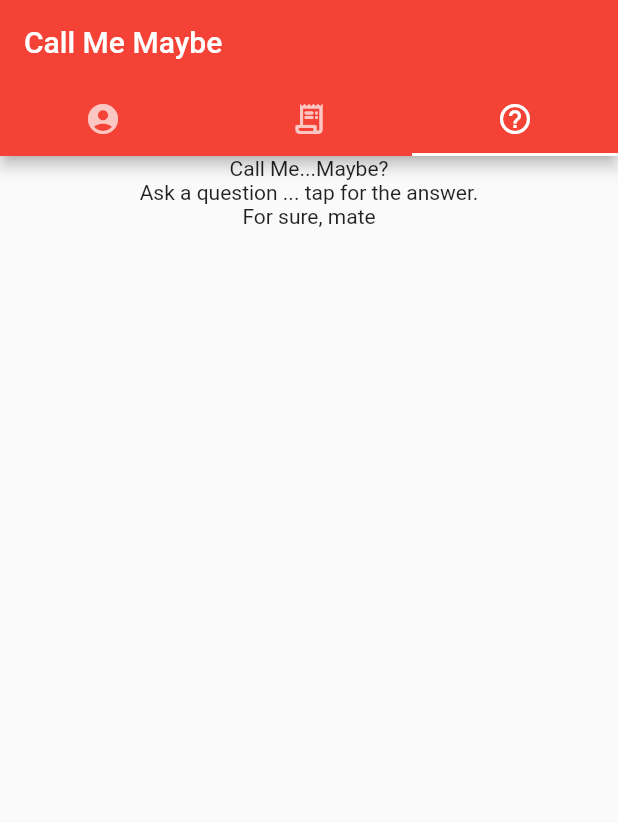
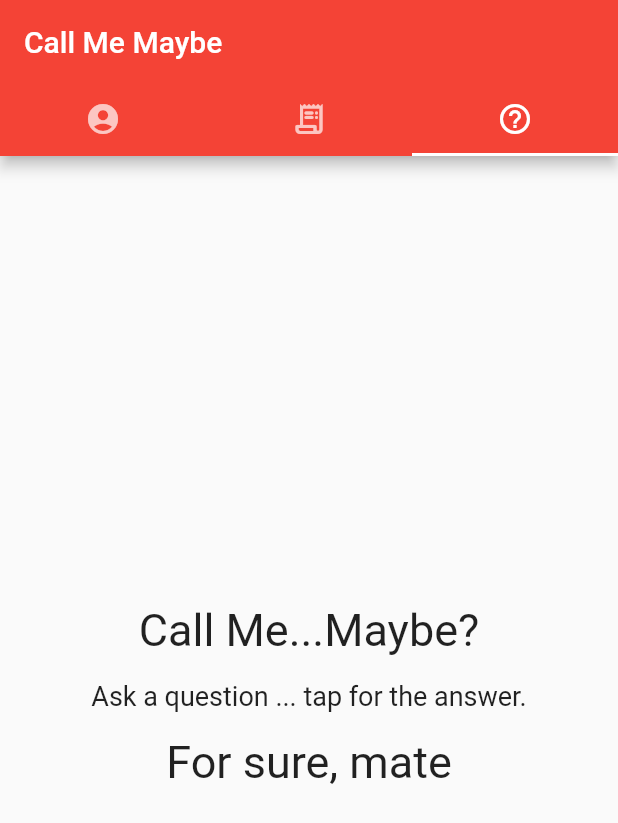
Before and after one commit to stuttskl/call_me_maybe, a Flutter app: the screen it shows after launch, tab 3 chosen, after a tap on "Ask a question ... tap for the answer.", on a phone screen of 412 x 824 dp. Shown: the top 823 px of the screen. Run offline on Flutter 3.47's test engine with Material 2 defaults, Android fonts, the phone set to English and light mode, and no system bars.

Commit message:
fixed bottom pixel overflow on bizcard screen

```diff
--- a/lib/components/biz_card.dart
+++ b/lib/components/biz_card.dart
@@ -4,8 +4,8 @@ import 'contact_card.dart';
 class BusinessCard extends StatelessWidget {
   @override
   Widget build(BuildContext context) {
-    return Padding(
-      padding: EdgeInsets.all(16.0),
+    return SafeArea(
+      left: true, right: true, top: true, bottom: true,
       child: ContactCard(
         img: 'assests/kendall.jpg',
         name: 'Kendall Roy',
--- a/lib/components/contact_card.dart
+++ b/lib/components/contact_card.dart
@@ -1,56 +1,72 @@
 import 'package:flutter/material.dart';
 import 'contact_info.dart';
-import 'button.dart';
 import 'text_button.dart';
+import 'package:url_launcher/url_launcher.dart';
+
 class ContactCard extends StatelessWidget {
-  const ContactCard({
-    Key key,
+  const ContactCard(
+    {Key key,
     this.img,
     this.name,
     this.title,
     this.company,
     this.phone,
     this.website,
-    this.email
-  }) : super(key: key);
+    this.email})
+    : super(key: key);
 
   final String name, img, title, company, phone, website, email;
 
   @override
   Widget build(BuildContext context) {
-    return Column(children: [
-      // ButtonDemo(),
+    return Column(
+      mainAxisAlignment: MainAxisAlignment.center,
+      children: [
       Image.asset(
         this.img,
-        width: 150,
-        height: 150,
+        width: 100,
+        height: 100,
       ),
       Text(this.name, style: Theme.of(context).textTheme.headline5),
-      ContactInfo( contact: this.title),
+      ContactInfo(contact: this.title),
       ContactInfo(contact: this.company),
-      ContactInfo(contact: this.phone),
-      Padding(
-        padding: EdgeInsets.all(8.0),
-        child: Row(
+      TextButton(
+        child: Text(this.phone),
+        onPressed: _launchPhone),
+        Row(
           mainAxisAlignment: MainAxisAlignment.spaceEvenly,
           children: [
-            Padding(
-              padding: EdgeInsets.all(8.0),
-              child: Column(children: [
-                TextLink(text: this.website, link: 'https://www.imdb.com/title/tt7660850/'),
+            Column(
+              children: [
+                TextButton(
+                  child: Text(this.website), onPressed: _launchWebsite),
+              ],
+            ),
+            Column(
+                children: [
+                  ContactInfo(contact: this.email),
                 ],
               )
-            ),
-            Padding(
-              padding: EdgeInsets.all(8.0),
-              child: Column(children: [
-                TextLink(text: this.email, link: 'https://www.google.com'),
-                ],
-              )
-            ),
           ],
         ),
-      )
     ]);
   }
 }
+
+_launchWebsite() async {
+  const url = 'https://www.imdb.com/title/tt7660850/';
+  if (await canLaunch(url)) {
+    await launch(url);
+  } else {
+    throw 'Could not launch';
+  }
+}
+
+_launchPhone() async {
+  final Uri _phoneLaunchUri = Uri(scheme: 'sms', path: ':2062902755');
+  if (await canLaunch(_phoneLaunchUri.toString())) {
+    await launch(_phoneLaunchUri.toString());
+  } else {
+    throw 'Could not launch phone';
+  }
+}
--- a/lib/components/magic_8ball_answer.dart
+++ b/lib/components/magic_8ball_answer.dart
@@ -13,13 +13,16 @@ class _AnswerState extends State<Answer> {
     return Scaffold(
       body: Center(
         child: Column(
+          mainAxisAlignment: MainAxisAlignment.center,
           children: [
-            Container(child: Text('Call Me...Maybe?')),
+            Container(
+              padding: EdgeInsets.all(16.0),
+              child: Text('Call Me...Maybe?', style: TextStyle(fontSize: 30))),
             GestureDetector(
               onTap: () => changeText(),
-              child: Text('Ask a question ... tap for the answer.')
+              child: Text('Ask a question ... tap for the answer.', style: TextStyle(fontSize: 18))
             ),
-            Container(child: Text('$placeholder')),
+            Container(padding: EdgeInsets.all(16.0), child: Text('$placeholder', style: TextStyle(fontSize: 30))),
           ],
         ),
       )
--- a/lib/components/text_button.dart
+++ b/lib/components/text_button.dart
@@ -1,18 +1,24 @@
 import 'package:flutter/material.dart';
 import 'package:url_launcher/url_launcher.dart';
 
-class TextLink extends StatelessWidget {
-  final String text;
-  final String link;
+// class TextLink extends StatelessWidget {
+//   final String text;
+//   // final Uri link;
+//   final String link;
 
-  const TextLink({Key key, this.text, this.link}) : super(key: key);
+//   const TextLink({Key key, this.text, this.link}) : super(key: key);
 
-  @override
-  Widget build(BuildContext context) {
-    return TextButton(onPressed: _launchURL(this.link), child: Text('$text'));
-  }
-}
+//   @override
+//   Widget build(BuildContext context) {
+//     return TextButton(onPressed: _launchURL, child: Text('$text'));
+//   }
+// }
 
-_launchURL(link) {
-  print("yo");
-}
+// _launchURL() async {
+//   const url = 'https://flutter.dev';
+//   if (await canLaunch(url)) {
+//     await launch(url);
+//   } else {
+//     throw 'Could not launch';
+//   }
+// }
--- a/lib/screens/biz_card_screen.dart
+++ b/lib/screens/biz_card_screen.dart
@@ -1,19 +1,21 @@
 import 'package:flutter/material.dart';
 import '../components/biz_card.dart';
-import '../components/button.dart';
 
 class BusinessCardScreen extends StatelessWidget {
   @override
   Widget build(BuildContext context) {
     return Container(
-      child: Padding(
-        padding: EdgeInsets.all(16.0),
+      child: SafeArea(
+        left: true,
+        top: true,
+        right: true,
+        bottom: true,
         child: Row(
           mainAxisAlignment: MainAxisAlignment.center,
           children: [
             BusinessCard(),
           ],
-        )
+          )
       )
     );
   }
--- a/lib/screens/question_screen.dart
+++ b/lib/screens/question_screen.dart
@@ -6,24 +6,11 @@ class QuestionScreen extends StatelessWidget {
   @override
   Widget build(BuildContext context) {
     return Container(
-      // padding: EdgeInsets.all(16.0),
+      padding: EdgeInsets.all(16.0),
       child:
         Center(
           child: Answer(),
         )
     );
-    // return Container(
-    //   child: Column(
-    //     children: [
-    //       Row(
-    //         children: [
-    //           Text('Call Me...Maybe?'),
-    //           Answer(),
-    //           Text('ANSWER'),
-    //         ],
-    //       )
-    //     ],
-    //   )
-    // );
   }
 }
```
